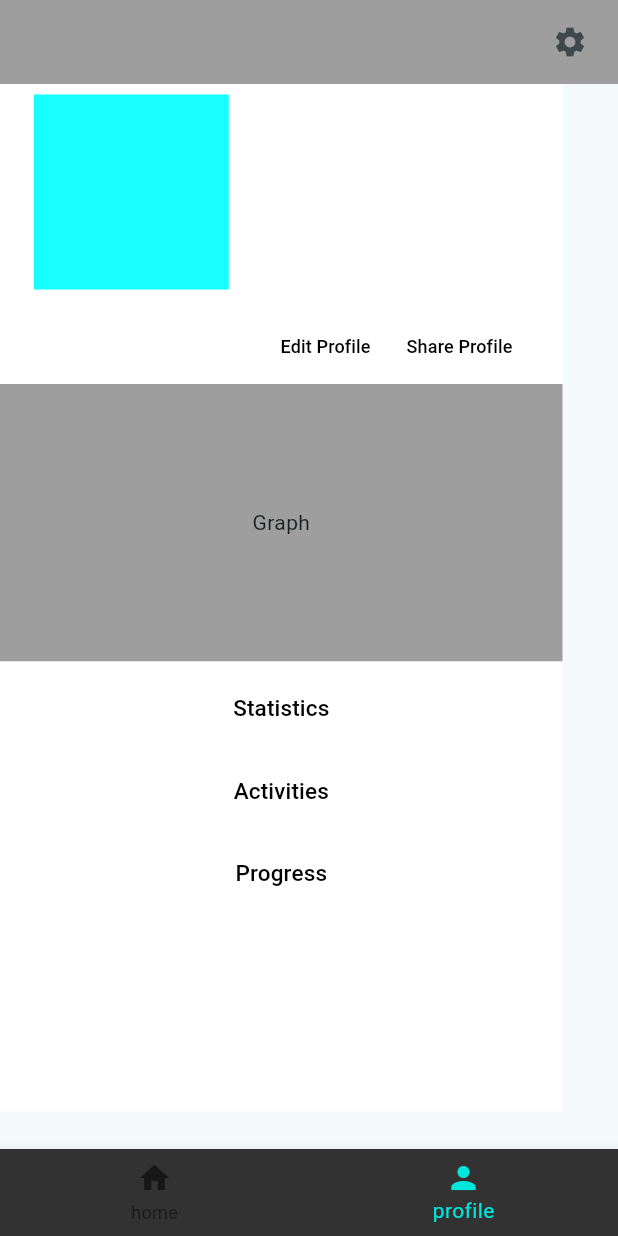
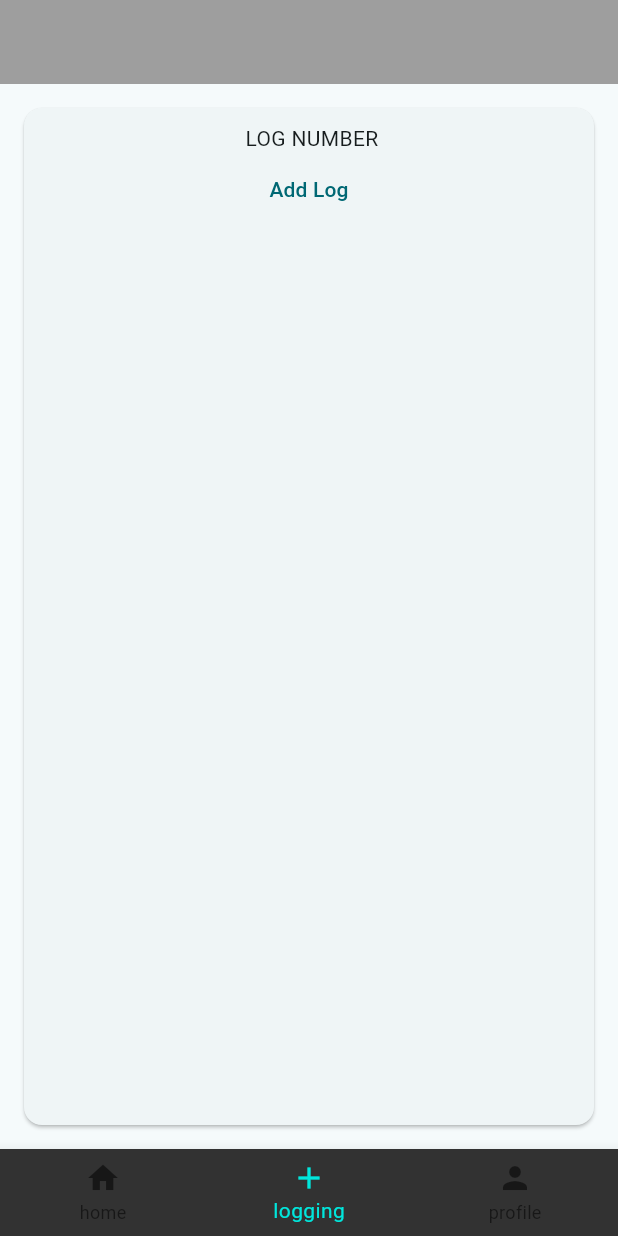
Before and after one commit to michaelqu2/PlayByPlay_V1, a Flutter app: the screen it shows after launch, item 2 of the bottom bar chosen, on a phone screen of 412 x 824 dp. Run offline on Flutter 3.47's test engine with Material 3 defaults, Android fonts, the phone set to English and light mode, and no system bars; our stand-ins replace flutter_dotenv, shared_preferences; missing offline and left inert: chat_gpt_sdk.

Commit message:
Add basic logging display (first page), connected to navigation bar

```diff
--- /dev/null
+++ b/lib/logging_display.dart
@@ -0,0 +1,44 @@
+import 'package:flutter/material.dart';
+import '/profile.dart';
+import '/initial_questions_golf.dart';
+import '/main.dart';
+
+class LoggingDisplayPage extends StatefulWidget {
+  const LoggingDisplayPage({super.key});
+
+  @override
+  State<LoggingDisplayPage> createState() => _LoggingDisplayPageState();
+}
+
+class _LoggingDisplayPageState extends State<LoggingDisplayPage> {
+  @override
+  Widget build(BuildContext context) {
+    return Scaffold(
+      appBar: AppBar(
+        backgroundColor: Colors.grey,
+      ),
+      body: Padding(
+          padding: const EdgeInsets.all(12),
+          child: Card(
+              child: SizedBox(
+                  child: Padding(
+                      padding: const EdgeInsets.all(10),
+                      child: ListView(
+                        children: [
+                          Container(
+                              width: 500,
+                              height: 200,
+                              child: Column(children: [
+                                Text(" LOG NUMBER"),
+                                TextButton(
+                                    onPressed: () {
+                                      print("add log");
+                                    },
+                                    child: const Text("Add Log"))
+                              ],)
+                          )
+                        ],
+                      ))))),
+    );
+  }
+}
--- a/lib/main.dart
+++ b/lib/main.dart
@@ -3,6 +3,7 @@ import '/main.dart';
 import '/profile.dart';
 import '/home.dart';
 import 'package:flutter_dotenv/flutter_dotenv.dart';
+import '/logging_display.dart';
 
 Future <void> main() async{
   await dotenv.load(fileName:'assets/.env.example');
@@ -44,7 +45,9 @@ class _RoutePageState extends State<RoutePage> {
   int pageIndex = 0;
   List <Widget> pages = [
     const MyHomePage(),
+    const LoggingDisplayPage(),
     const ProfilePage(),
+
   ];
 
   @override
@@ -57,6 +60,10 @@ class _RoutePageState extends State<RoutePage> {
             BottomNavigationBarItem(icon: Icon(Icons.home),
               backgroundColor: Colors.white,
               label: "home",
+            ),
+            BottomNavigationBarItem(icon: Icon(Icons.add),
+              label: "logging",
+              backgroundColor: Colors.white,
             ),
             BottomNavigationBarItem(icon: Icon(Icons.person),
               label: "profile",
```
